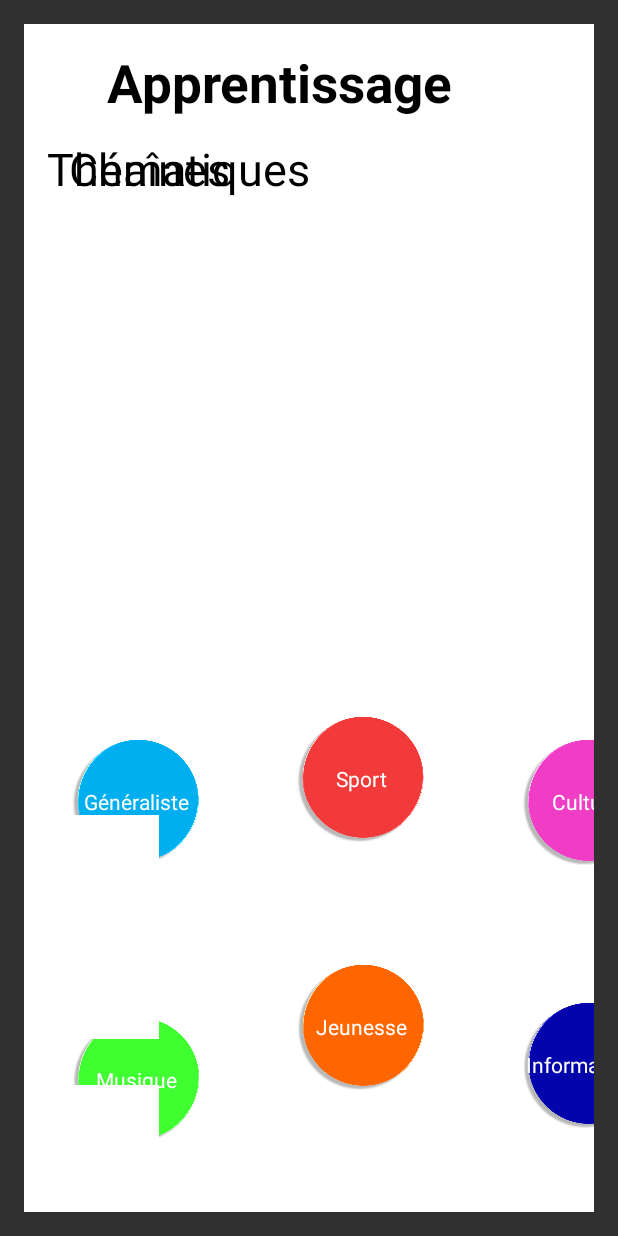
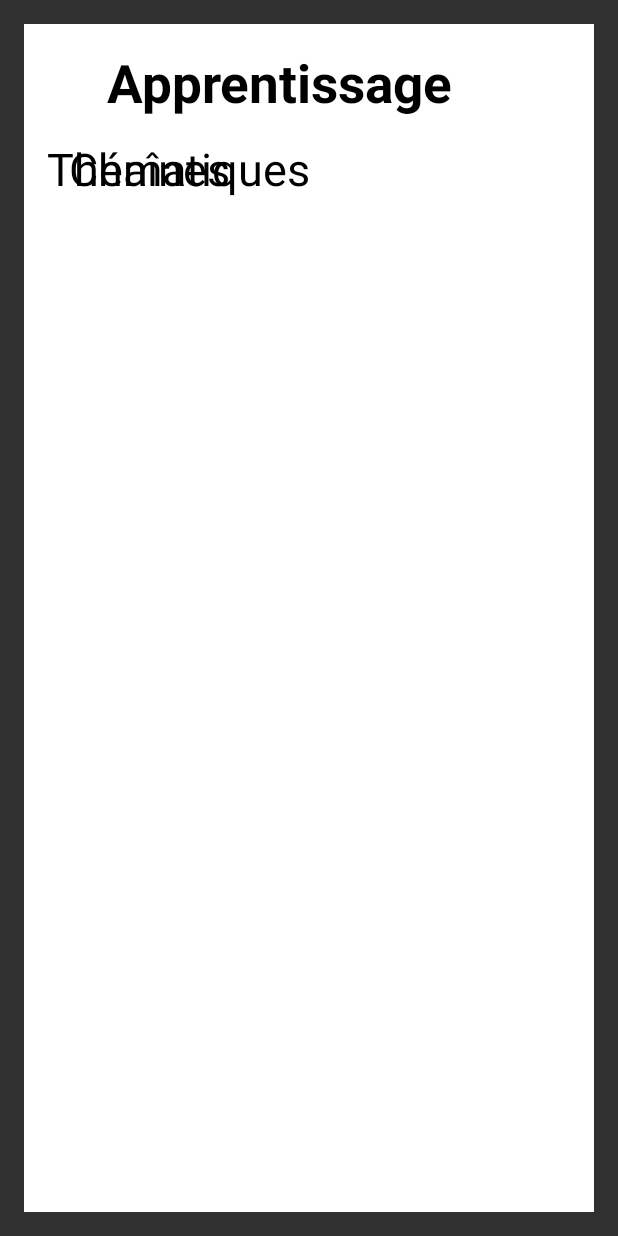
Before and after one commit to michaudv/DemoPFE, an Android app: the fragment DemoApprentissage placed in its activity, on a phone screen of 412 x 824 dp. Run offline under Robolectric (Android 15) with nearby library versions, the phone set to English and light mode, and no system bars; 2 statements that could not run were skipped.

Commit message:
visual correction

```diff
--- a/app/src/main/java/fr/lab/bbox/bboxapidemo/Demo/DemoApprentissage.java
+++ b/app/src/main/java/fr/lab/bbox/bboxapidemo/Demo/DemoApprentissage.java
@@ -215,11 +215,11 @@ public class DemoApprentissage extends Fragment {
                 break;
             case 3 : logo1.setImageResource(R.drawable.france3);
                 break;
-            case 5 : logo1.setImageResource(R.drawable.arte);
+            case 5 : logo1.setImageResource(R.drawable.france5);
                 break;
             case 6 : logo1.setImageResource(R.drawable.m6);
                 break;
-            case 7 : logo1.setImageResource(R.drawable.france5);
+            case 7 : logo1.setImageResource(R.drawable.arte);
                 break;
             case 8 : logo1.setImageResource(R.drawable.c8);
                 break;
--- a/app/src/main/res/layout/apprentissage_layout.xml
+++ b/app/src/main/res/layout/apprentissage_layout.xml
@@ -33,7 +33,7 @@
                     android:layout_gravity="center"
                     app:srcCompat="@drawable/circlepurple"
                     android:id="@+id/bubbleInformation"
-                    android:visibility="visible" />
+                    android:visibility="invisible" />
 
                 <TextView
                     android:text="Informations"
@@ -59,7 +59,7 @@
                     android:layout_gravity="center"
                     app:srcCompat="@drawable/circlepink"
                     android:id="@+id/bubbleCulture"
-                    android:visibility="visible"
+                    android:visibility="invisible"
                     android:adjustViewBounds="false" />
 
                 <TextView
@@ -87,7 +87,7 @@
                     android:layout_gravity="center"
                     app:srcCompat="@drawable/circlegreen"
                     android:id="@+id/bubbleMusique"
-                    android:visibility="visible" />
+                    android:visibility="invisible" />
 
                 <TextView
                     android:text="Musique"
@@ -112,7 +112,7 @@
                     android:layout_gravity="center"
                     app:srcCompat="@drawable/circleyellow"
                     android:id="@+id/bubbleJeunesse"
-                    android:visibility="visible" />
+                    android:visibility="invisible" />
 
                 <TextView
                     android:text="Jeunesse"
@@ -137,7 +137,7 @@
                     android:layout_gravity="center"
                     app:srcCompat="@drawable/circleblue"
                     android:id="@+id/bubbleGeneraliste"
-                    android:visibility="visible" />
+                    android:visibility="invisible" />
 
                 <TextView
                     android:text="Généraliste"
@@ -163,7 +163,7 @@
                     android:layout_gravity="center"
                     app:srcCompat="@drawable/circlered"
                     android:id="@+id/bubbleSport"
-                    android:visibility="visible" />
+                    android:visibility="invisible" />
 
                 <TextView
                     android:text="Sport"
```
Also changed, not shown: app/src/main/java/fr/lab/bbox/bboxapidemo/Demo/DemoDetection.java (+23 -3 lines).
